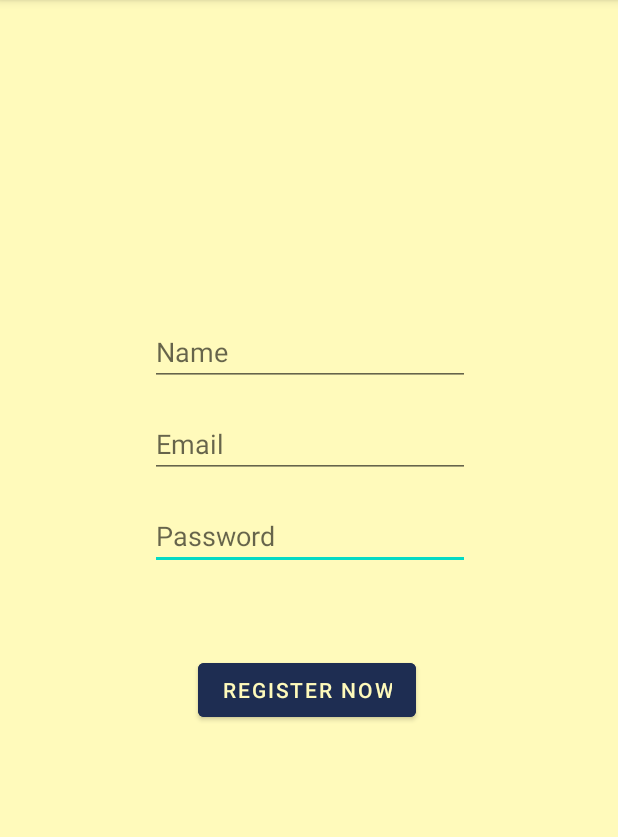
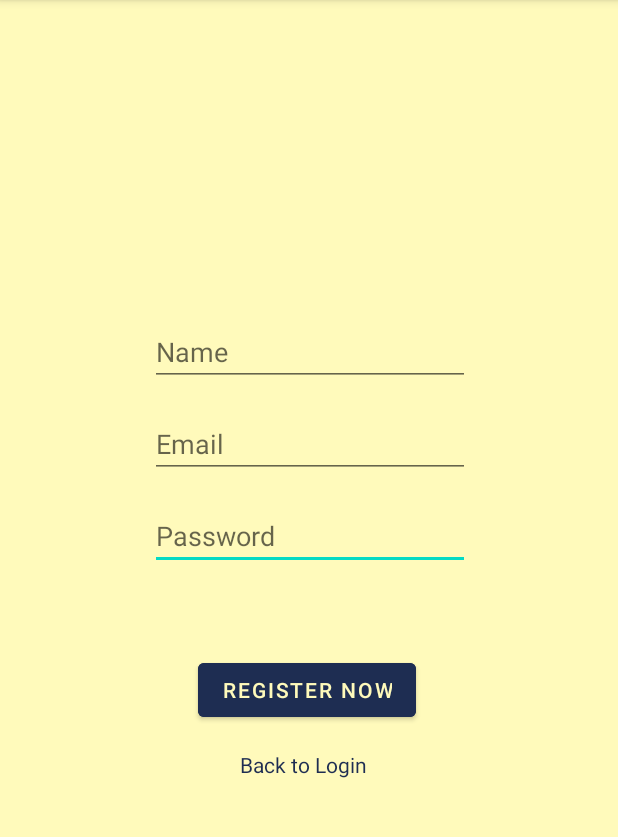
Before and after one commit to Prima-Shalih/jsleep-android, an Android app: the RegisterActivity screen opened directly, with no data from a screen before it, on a phone screen of 412 x 824 dp, the part 84-921 px from its top. Run offline under Robolectric (Android 15) with nearby library versions, the phone set to English and light mode, and no system bars; 1 statement that could not run was skipped.

```diff
--- a/app/src/main/java/PrimaShalihJSleepJS/jsleep_android/RegisterActivity.java
+++ b/app/src/main/java/PrimaShalihJSleepJS/jsleep_android/RegisterActivity.java
@@ -29,7 +29,7 @@ public class RegisterActivity extends AppCompatActivity {
 
     BaseApiService mApiService;
     Context mContext;
-    EditText email, password, name;
+    EditText email, password, name, backButton;
     Button registernow;
 
     @Override
@@ -49,6 +49,15 @@ public class RegisterActivity extends AppCompatActivity {
             public void onClick(View view){
                 System.out.println("Halo");
                 requestRegister(email.getText().toString(),password.getText().toString(), name.getText().toString());
+            }
+        });
+
+        backButton.setOnClickListener(new View.OnClickListener() {
+            @Override
+            public void onClick(View view) {
+                LoginActivity.loggedAccount = null;
+                Intent move = new Intent(RegisterActivity.this, LoginActivity.class);
+                startActivity(move);
             }
         });
 
--- a/app/src/main/res/layout/activity_register.xml
+++ b/app/src/main/res/layout/activity_register.xml
@@ -55,4 +55,16 @@
         app:layout_constraintStart_toStartOf="parent"
         app:layout_constraintTop_toBottomOf="@id/editTextTextPassword" />
 
+    <TextView
+        android:id="@+id/backButtoninRegister"
+        android:layout_width="wrap_content"
+        android:layout_height="wrap_content"
+        android:layout_marginStart="160dp"
+        android:layout_marginTop="16dp"
+        android:clickable="true"
+        android:text="Back to Login"
+        android:textColor="#1E2D52"
+        app:layout_constraintStart_toStartOf="parent"
+        app:layout_constraintTop_toBottomOf="@id/registerNowButton" />
+
 </androidx.constraintlayout.widget.ConstraintLayout>
```
